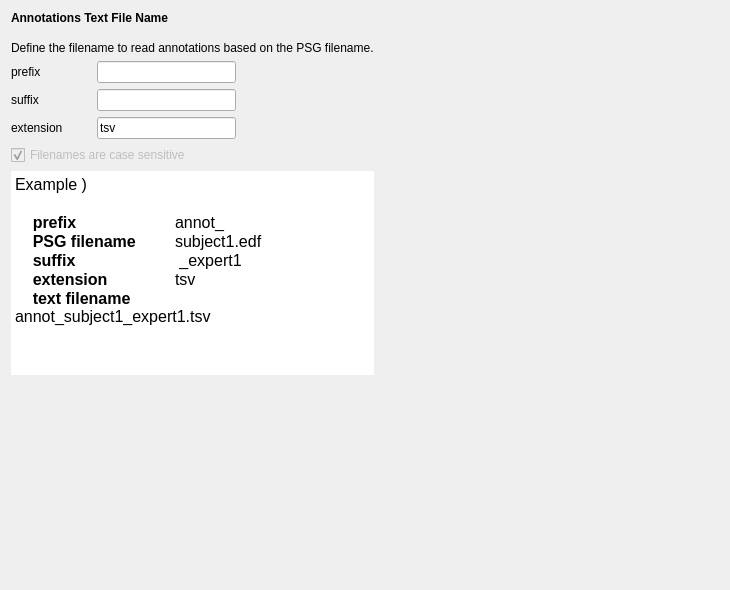
This is tools/CEAMSTools/ImportTextAnnotations/TextFileAssociation/Ui_TextFileAssociation.ui in SnoozToolbox/snooz-package-ceams as Qt 5 draws it before an edit. The edited form follows.
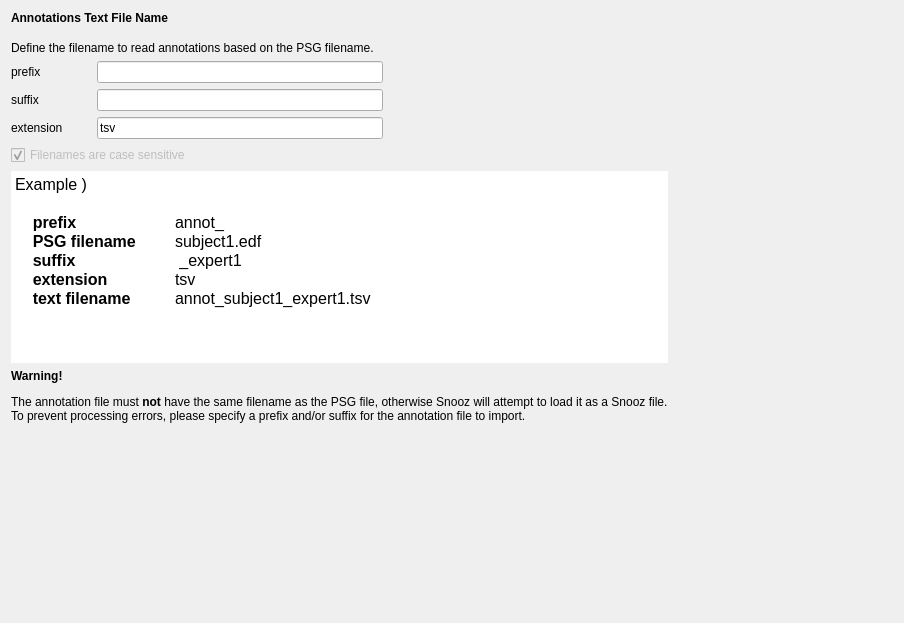
This is the edited form.

The edit to the form file:
```diff
--- a/tools/CEAMSTools/ImportTextAnnotations/TextFileAssociation/Ui_TextFileAssociation.ui
+++ b/tools/CEAMSTools/ImportTextAnnotations/TextFileAssociation/Ui_TextFileAssociation.ui
@@ -6,8 +6,8 @@
    <rect>
     <x>0</x>
     <y>0</y>
-    <width>730</width>
-    <height>590</height>
+    <width>904</width>
+    <height>623</height>
    </rect>
   </property>
   <property name="windowTitle">
@@ -146,8 +146,11 @@
        </property>
        <property name="html">
         <string>&lt;!DOCTYPE HTML PUBLIC &quot;-//W3C//DTD HTML 4.0//EN&quot; &quot;http://www.w3.org/TR/REC-html40/strict.dtd&quot;&gt;
-&lt;html&gt;&lt;head&gt;&lt;meta name=&quot;qrichtext&quot; content=&quot;1&quot; /&gt;&lt;style type=&quot;text/css&quot;&gt;
+&lt;html&gt;&lt;head&gt;&lt;meta name=&quot;qrichtext&quot; content=&quot;1&quot; /&gt;&lt;meta charset=&quot;utf-8&quot; /&gt;&lt;style type=&quot;text/css&quot;&gt;
 p, li { white-space: pre-wrap; }
+hr { height: 1px; border-width: 0; }
+li.unchecked::marker { content: &quot;\2610&quot;; }
+li.checked::marker { content: &quot;\2612&quot;; }
 &lt;/style&gt;&lt;/head&gt;&lt;body style=&quot; font-family:'Roboto'; font-size:12pt; font-weight:400; font-style:normal;&quot;&gt;
 &lt;p style=&quot; margin-top:0px; margin-bottom:0px; margin-left:0px; margin-right:0px; -qt-block-indent:0; text-indent:0px;&quot;&gt;Example )&lt;/p&gt;
 &lt;p style=&quot;-qt-paragraph-type:empty; margin-top:0px; margin-bottom:0px; margin-left:0px; margin-right:0px; -qt-block-indent:0; text-indent:0px;&quot;&gt;&lt;br /&gt;&lt;/p&gt;
@@ -160,6 +163,13 @@
        </property>
       </widget>
      </item>
+     <item>
+      <widget class="QLabel" name="label_2">
+       <property name="text">
+        <string>&lt;html&gt;&lt;head/&gt;&lt;body&gt;&lt;p&gt;&lt;span style=&quot; font-weight:700;&quot;&gt;Warning!&lt;/span&gt;&lt;/p&gt;&lt;p&gt;The annotation file must &lt;span style=&quot; font-weight:700;&quot;&gt;not&lt;/span&gt; have the same filename as the PSG file, otherwise Snooz will attempt to load it as a Snooz file.&lt;br/&gt;To prevent processing errors, please specify a prefix and/or suffix for the annotation file to import.&lt;/p&gt;&lt;/body&gt;&lt;/html&gt;</string>
+       </property>
+      </widget>
+     </item>
      <item>
       <spacer name="verticalSpacer">
        <property name="orientation">
```
Left out of the diff: 12 changed lines with no effect on the pictures.
